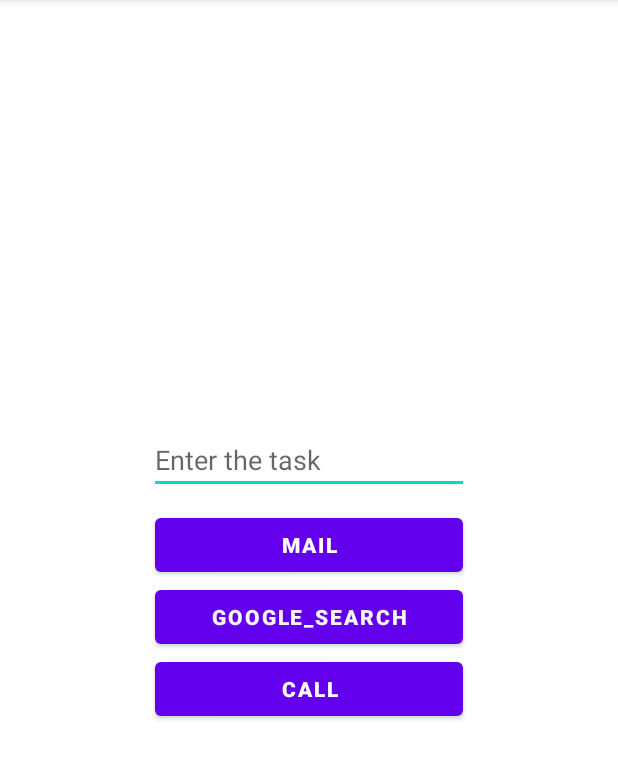
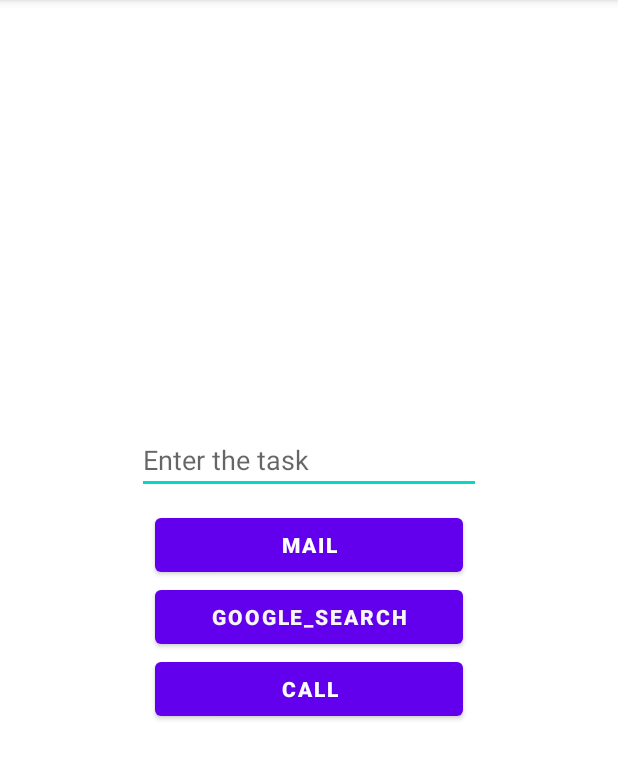
Before and after one commit to satyamgupta0202/Trio-task, an Android app: the screen it shows after launch (MainActivity), on a phone screen of 412 x 824 dp, the part 84-864 px from its top. Run offline under Robolectric (Android 15) with nearby library versions, the phone set to English and light mode, and no system bars.

```diff
--- a/app/src/main/res/layout/activity_main.xml
+++ b/app/src/main/res/layout/activity_main.xml
@@ -11,13 +11,13 @@
 
     <EditText
         android:id="@+id/task"
-        android:layout_width="wrap_content"
+        android:layout_width="229dp"
         android:layout_height="wrap_content"
+        android:layout_marginBottom="10dp"
         android:ems="10"
+        android:hint="Enter the task"
         android:inputType="textPersonName"
-        android:hint="Enter the task"
         tools:layout_editor_absoluteX="91dp"
-        android:layout_marginBottom="10dp"
         tools:layout_editor_absoluteY="329dp" />
 
     <Button
```
